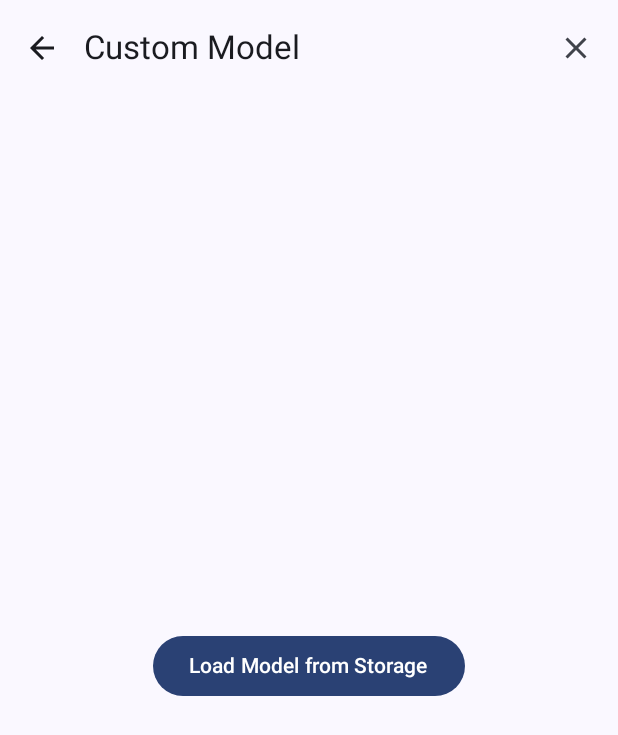
After one commit to Enoch02/ThreeD, an Android app built with Jetpack Compose: the CustomModelScreen screen opened through its navigation route, on a phone screen of 412 x 824 dp. The commit adds this screen. Shown: the top 735 px of the screen. Run offline under Robolectric (Android 15) with nearby library versions, the phone set to English and light mode, and no system bars; libraries missing offline, so code that uses them is left out: io.github.sceneview, io.github.sceneview.animation, io.github.sceneview.math, io.github.sceneview.node, io.github.sceneview.rememberCameraManipulator and 6 more.

Commit message:
feature: load models from storage

```diff
--- a/app/build.gradle.kts
+++ b/app/build.gradle.kts
@@ -97,6 +97,7 @@ dependencies {
 
     implementation(libs.androidx.lifecycle.viewmodel.compose)
     implementation(libs.androidx.material.icons.extended)
+    implementation(libs.androidx.navigation.compose )
 
 //    api ("com.google.android.filament:filament-android:1.52.0")
 //    api ("com.google.android.filament:gltfio-android:1.52.0")
--- a/app/src/main/java/com/enoch02/threed/MainActivity.kt
+++ b/app/src/main/java/com/enoch02/threed/MainActivity.kt
@@ -8,11 +8,9 @@ import androidx.compose.foundation.layout.fillMaxSize
 import androidx.compose.foundation.layout.padding
 import androidx.compose.material3.Scaffold
 import androidx.compose.ui.Modifier
-import com.enoch02.threed.ui.screen.home.RenderScreen
+import com.enoch02.threed.navigation.TDNavHost
+import com.enoch02.threed.ui.screen.demo.RenderScreen
 import com.enoch02.threed.ui.theme.ThreeDTheme
-import dev.romainguy.kotlin.math.Float3
-import io.github.sceneview.model.ModelInstance
-import io.github.sceneview.node.ModelNode
 
 class MainActivity : ComponentActivity() {
     override fun onCreate(savedInstanceState: Bundle?) {
@@ -20,13 +18,7 @@ class MainActivity : ComponentActivity() {
         enableEdgeToEdge()
         setContent {
             ThreeDTheme {
-                Scaffold(modifier = Modifier.fillMaxSize()) { innerPadding ->
-                    RenderScreen(
-                        modifier = Modifier
-                            .padding(innerPadding)
-                            .fillMaxSize()
-                    )
-                }
+                TDNavHost()
             }
         }
     }
--- /dev/null
+++ b/app/src/main/java/com/enoch02/threed/navigation/NavHost.kt
@@ -0,0 +1,33 @@
+package com.enoch02.threed.navigation
+
+import androidx.compose.foundation.layout.fillMaxSize
+import androidx.compose.runtime.Composable
+import androidx.compose.ui.Modifier
+import androidx.navigation.compose.composable
+import androidx.navigation.NavHostController
+import androidx.navigation.compose.NavHost
+import androidx.navigation.compose.rememberNavController
+import com.enoch02.threed.ui.screen.custom.CustomModelScreen
+import com.enoch02.threed.ui.screen.demo.RenderScreen
+import com.enoch02.threed.ui.screen.home.HomeScreen
+
+@Composable
+fun TDNavHost(navController: NavHostController = rememberNavController()) {
+    NavHost(
+        navController = navController,
+        startDestination = Destination.Home.route,
+        builder = {
+            composable(Destination.Home.route) {
+                HomeScreen(navController = navController)
+            }
+
+            composable(Destination.DemoScene.route) {
+                RenderScreen(modifier = Modifier.fillMaxSize())
+            }
+
+            composable(Destination.LoadModel.route) {
+                CustomModelScreen(navController = navController)
+            }
+        }
+    )
+}
--- /dev/null
+++ b/app/src/main/java/com/enoch02/threed/ui/screen/custom/CustomModelScreen.kt
@@ -0,0 +1,199 @@
+package com.enoch02.threed.ui.screen.custom
+
+import android.content.Context
+import android.content.Intent
+import android.net.Uri
+import android.provider.MediaStore
+import androidx.activity.compose.rememberLauncherForActivityResult
+import androidx.activity.result.contract.ActivityResultContracts
+import androidx.compose.animation.core.infiniteRepeatable
+import androidx.compose.animation.core.rememberInfiniteTransition
+import androidx.compose.animation.core.tween
+import androidx.compose.foundation.layout.Box
+import androidx.compose.foundation.layout.ExperimentalLayoutApi
+import androidx.compose.foundation.layout.fillMaxSize
+import androidx.compose.foundation.layout.padding
+import androidx.compose.material.icons.Icons
+import androidx.compose.material.icons.automirrored.filled.ArrowBack
+import androidx.compose.material.icons.filled.Clear
+import androidx.compose.material3.Button
+import androidx.compose.material3.ExperimentalMaterial3Api
+import androidx.compose.material3.Icon
+import androidx.compose.material3.IconButton
+import androidx.compose.material3.Scaffold
+import androidx.compose.material3.Text
+import androidx.compose.material3.TopAppBar
+import androidx.compose.runtime.Composable
+import androidx.compose.runtime.LaunchedEffect
+import androidx.compose.runtime.getValue
+import androidx.compose.runtime.mutableStateOf
+import androidx.compose.runtime.saveable.rememberSaveable
+import androidx.compose.runtime.setValue
+import androidx.compose.ui.Alignment
+import androidx.compose.ui.Modifier
+import androidx.compose.ui.platform.LocalContext
+import androidx.navigation.NavController
+import io.github.sceneview.Scene
+import io.github.sceneview.animation.Transition.animateRotation
+import io.github.sceneview.math.Position
+import io.github.sceneview.math.Rotation
+import io.github.sceneview.node.ModelNode
+import io.github.sceneview.rememberCameraManipulator
+import io.github.sceneview.rememberCameraNode
+import io.github.sceneview.rememberEngine
+import io.github.sceneview.rememberEnvironmentLoader
+import io.github.sceneview.rememberModelLoader
+import io.github.sceneview.rememberNode
+import io.github.sceneview.rememberNodes
+import java.io.File
+import java.io.FileOutputStream
+import kotlin.time.Duration.Companion.seconds
+import kotlin.time.DurationUnit
+
+@OptIn(ExperimentalMaterial3Api::class, ExperimentalLayoutApi::class)
+@Composable
+fun CustomModelScreen(navController: NavController) {
+    val context = LocalContext.current
+    var fileUri: Uri? by rememberSaveable { mutableStateOf(null) }
+    var file: File? by rememberSaveable { mutableStateOf(null) }
+
+    val launcher =
+        rememberLauncherForActivityResult(ActivityResultContracts.StartActivityForResult()) {
+            fileUri = it.data?.data
+            file = it.data?.data?.let { it1 -> copyFileToCache(context, it1) }
+        }
+    val intent = Intent(
+        Intent.ACTION_OPEN_DOCUMENT,
+        MediaStore.Images.Media.EXTERNAL_CONTENT_URI
+    )
+        .apply {
+            type = "*/*"
+            addCategory(Intent.CATEGORY_OPENABLE)
+            putExtra(
+                Intent.EXTRA_MIME_TYPES,
+                arrayOf("model/gltf-binary", "application/octet-stream")
+            )
+        }
+
+    LaunchedEffect(Unit) {
+        launcher.launch(intent)
+    }
+
+    Scaffold(
+        topBar = {
+            TopAppBar(
+                title = { Text("Custom Model") },
+                navigationIcon = {
+                    IconButton(
+                        onClick = { navController.popBackStack() },
+                        content = {
+                            Icon(
+                                imageVector = Icons.AutoMirrored.Filled.ArrowBack,
+                                contentDescription = null
+                            )
+                        }
+                    )
+                },
+                actions = {
+                    IconButton(
+                        onClick = {
+                            fileUri = null
+                            file = null
+                        },
+                        content = {
+                            Icon(
+                                imageVector = Icons.Default.Clear,
+                                contentDescription = null
+                            )
+                        }
+                    )
+                }
+            )
+        },
+        content = { innerPadding ->
+            if (fileUri != null) {
+                val engine = rememberEngine()
+                val modelLoader = rememberModelLoader(engine)
+                val environmentLoader = rememberEnvironmentLoader(engine)
+
+                val centerNode = rememberNode(engine)
+
+                val cameraNode = rememberCameraNode(engine) {
+                    position = Position(z = 2.0f)
+                    lookAt(centerNode)
+                    centerNode.addChildNode(this)
+                }
+
+                val cameraTransition = rememberInfiniteTransition(label = "CameraTransition")
+                val cameraRotation by cameraTransition.animateRotation(
+                    initialValue = Rotation(y = 0.0f),
+                    targetValue = Rotation(y = 360.0f),
+                    animationSpec = infiniteRepeatable(
+                        animation = tween(durationMillis = 7.seconds.toInt(DurationUnit.MILLISECONDS))
+                    )
+                )
+                val childNodes = rememberNodes {
+                    add(centerNode)
+                }
+
+                if (file != null) {
+                    childNodes.add(
+                        ModelNode(
+                            modelInstance = modelLoader.createModelInstance(file!!),
+                            scaleToUnits = 0.35f
+                        )
+                    )
+                }
+
+                Box(modifier = Modifier.padding(innerPadding)) {
+                    Scene(
+                        modifier = Modifier.fillMaxSize(),
+                        engine = engine,
+                        modelLoader = modelLoader,
+                        cameraNode = cameraNode,
+                        cameraManipulator = rememberCameraManipulator(
+                            orbitHomePosition = cameraNode.worldPosition,
+                            targetPosition = if (file != null) {
+                                childNodes[1].worldPosition
+                            } else {
+                                centerNode.worldPosition
+                            }
+                        ),
+                        childNodes = childNodes,
+                        environment = environmentLoader.createHDREnvironment(
+                            assetFileLocation = "environments/sky_2k.hdr"
+                        )!!,
+                        onFrame = {
+                            centerNode.rotation = cameraRotation
+                            cameraNode.lookAt(centerNode)
+                        }
+                    )
+                }
+            } else {
+                Box(
+                    modifier = Modifier
+                        .padding(innerPadding)
+                        .fillMaxSize(),
+                    contentAlignment = Alignment.Center,
+                    content = {
+                        Button(
+                            onClick = { launcher.launch(intent) },
+                            content = { Text("Load Model from Storage") }
+                        )
+                    }
+                )
+            }
+        }
+    )
+}
+
+fun copyFileToCache(context: Context, uri: Uri): File? {
+    val inputStream = context.contentResolver.openInputStream(uri) ?: return null
+    val tempFile = File(context.cacheDir, "temp_model.glb")
+
+    FileOutputStream(tempFile).use { output ->
+        inputStream.copyTo(output)
+    }
+
+    return tempFile
+}
--- a/app/src/main/java/com/enoch02/threed/ui/screen/home/RenderViewModel.kt
+++ b/app/src/main/java/com/enoch02/threed/ui/screen/demo/RenderViewModel.kt
@@ -1,4 +1,4 @@
-package com.enoch02.threed.ui.screen.home
+package com.enoch02.threed.ui.screen.demo
 
 import androidx.compose.runtime.getValue
 import androidx.compose.runtime.mutableStateOf
--- /dev/null
+++ b/app/src/main/java/com/enoch02/threed/ui/screen/home/HomeScreen.kt
@@ -0,0 +1,58 @@
+package com.enoch02.threed.ui.screen.home
+
+import android.content.Intent
+import android.net.Uri
+import android.provider.MediaStore
+import androidx.activity.compose.rememberLauncherForActivityResult
+import androidx.activity.result.contract.ActivityResultContracts
+import androidx.compose.foundation.layout.Arrangement
+import androidx.compose.foundation.layout.Column
+import androidx.compose.foundation.layout.Row
+import androidx.compose.foundation.layout.Spacer
+import androidx.compose.foundation.layout.fillMaxSize
+import androidx.compose.foundation.layout.fillMaxWidth
+import androidx.compose.foundation.layout.height
+import androidx.compose.foundation.layout.padding
+import androidx.compose.material.icons.Icons
+import androidx.compose.material3.Button
+import androidx.compose.material3.Card
+import androidx.compose.material3.Icon
+import androidx.compose.material3.Text
+import androidx.compose.runtime.Composable
+import androidx.compose.runtime.LaunchedEffect
+import androidx.compose.runtime.getValue
+import androidx.compose.runtime.mutableStateOf
+import androidx.compose.runtime.saveable.rememberSaveable
+import androidx.compose.runtime.setValue
+import androidx.compose.ui.Alignment
+import androidx.compose.ui.Modifier
+import androidx.compose.ui.unit.dp
+import androidx.navigation.NavController
+import com.enoch02.threed.navigation.Destination
+
+@Composable
+fun HomeScreen(modifier: Modifier = Modifier, navController: NavController) {
+    Column(
+        modifier = modifier
+            .fillMaxSize()
+            .padding(horizontal = 8.dp),
+        verticalArrangement = Arrangement.Center,
+        horizontalAlignment = Alignment.CenterHorizontally
+    ) {
+        Button(
+            onClick = { navController.navigate(Destination.DemoScene.route) },
+            content = {
+                Text("Ready Player Me Demo")
+            },
+            modifier = Modifier.fillMaxWidth()
+        )
+
+        Spacer(Modifier.height(12.dp))
+
+        Button(
+            onClick = { navController.navigate(Destination.LoadModel.route) },
+            content = { Text("Load Custom Model") },
+            modifier = Modifier.fillMaxWidth()
+        )
+    }
+}
--- a/gradle/libs.versions.toml
+++ b/gradle/libs.versions.toml
@@ -10,6 +10,7 @@ activityCompose = "1.10.0"
 composeBom = "2024.04.01"
 materialIconsExtended = "1.7.8"
 sceneview = "2.2.1"
+navigationCompose = "2.8.6"
 
 [libraries]
 androidx-core-ktx = { group = "androidx.core", name = "core-ktx", version.ref = "coreKtx" }
@@ -29,6 +30,7 @@ androidx-ui-test-junit4 = { group = "androidx.compose.ui", name = "ui-test-junit
 androidx-material3 = { group = "androidx.compose.material3", name = "material3" }
 sceneview = { module = "io.github.sceneview:sceneview", version.ref = "sceneview" }
 androidx-lifecycle-viewmodel-compose = { module = "androidx.lifecycle:lifecycle-viewmodel-compose", version.ref = "lifecycleRuntimeKtx" }
+androidx-navigation-compose = { module = "androidx.navigation:navigation-compose", version.ref = "navigationCompose" }
 
 [plugins]
 android-application = { id = "com.android.application", version.ref = "agp" }
```
Also changed, not shown: app/src/main/java/com/enoch02/threed/navigation/Destination.kt (added, +17 -0 lines), app/src/main/java/com/enoch02/threed/ui/screen/demo/RenderScreen.kt (renamed from app/src/main/java/com/enoch02/threed/ui/screen/home/RenderScreen.kt, +1 -10 lines).
